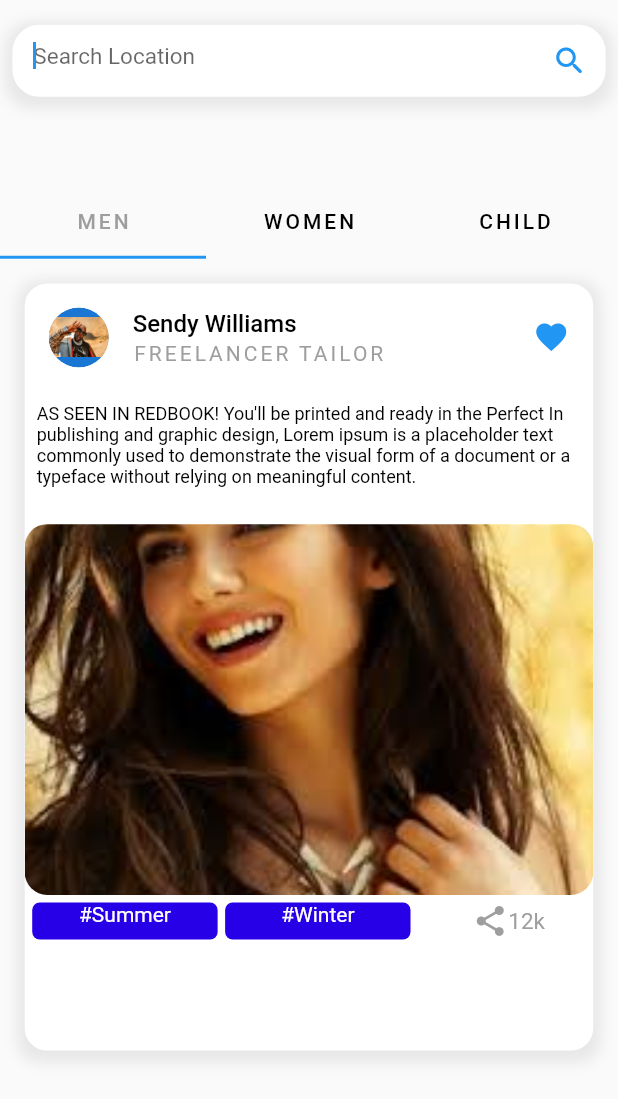
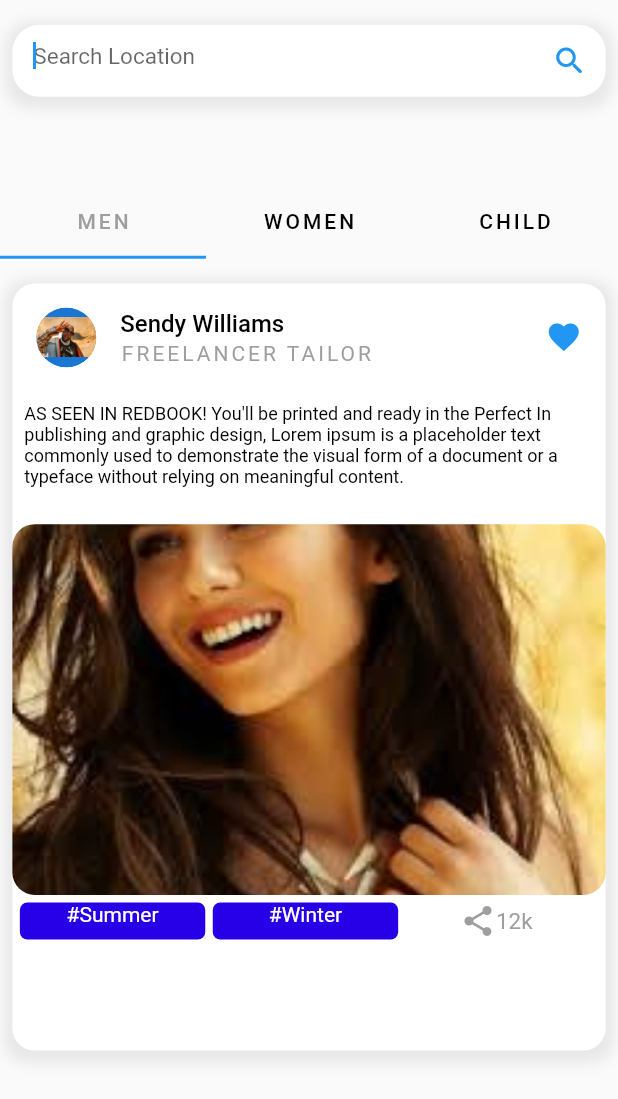
Before and after one commit to MuhammadYousufbhimla/Ecommerce-UI-UX, a Flutter app: the screen it shows after launch, swiped to page 2, on a phone screen of 412 x 824 dp. Shown: the top 1099 px of the screen. Run offline on Flutter 3.47's test engine with Material 2 defaults, Android fonts, the phone set to English and light mode, and no system bars; our stand-ins replace flutter_easyloading; missing offline and left inert: dart:html.

```diff
--- a/lib/pages/six.dart
+++ b/lib/pages/six.dart
@@ -86,6 +86,7 @@ class _SixState extends State<Six> with SingleTickerProviderStateMixin {
                   controller: _tabController,
                 ),
 
+
               ),
 
 
@@ -106,8 +107,8 @@ class _SixState extends State<Six> with SingleTickerProviderStateMixin {
       margin: EdgeInsets.only(
         top: MediaQuery.of(context).size.height * 0.02,
         bottom: MediaQuery.of(context).size.height * 0.15,
-        left: MediaQuery.of(context).size.height * 0.02,
-        right: MediaQuery.of(context).size.height * 0.02,
+        left: MediaQuery.of(context).size.height * 0.01,
+        right: MediaQuery.of(context).size.height * 0.01,
       ),
       decoration: BoxDecoration(
         color: Colors.white,
```
